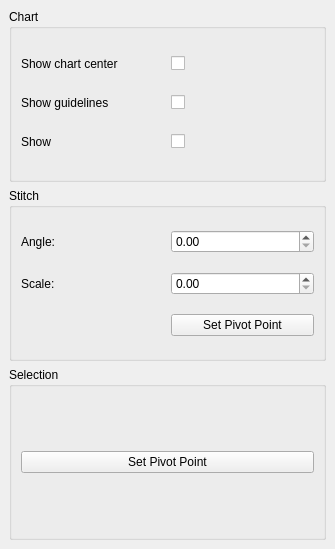
Above: src/propertiesdialog.ui from iPenguin/CrochetCharts before the change. Below: the same form after it.
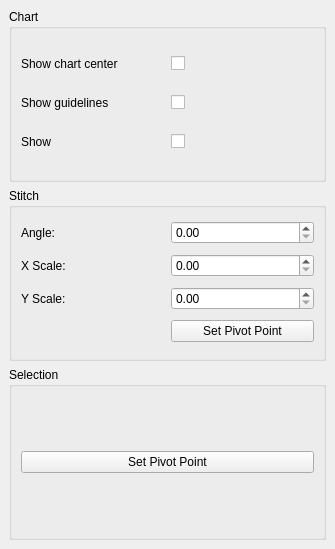
That is the form after the change.

The edit to the form file:
```diff
--- a/src/propertiesdialog.ui
+++ b/src/propertiesdialog.ui
@@ -85,20 +85,30 @@
        <item row="1" column="0">
         <widget class="QLabel" name="label_5">
          <property name="text">
-          <string>Scale:</string>
+          <string>X Scale:</string>
          </property>
         </widget>
        </item>
        <item row="1" column="1">
         <widget class="QDoubleSpinBox" name="doubleSpinBox_2"/>
        </item>
-       <item row="2" column="1">
+       <item row="3" column="1">
         <widget class="QPushButton" name="pushButton">
          <property name="text">
           <string>Set Pivot Point</string>
          </property>
         </widget>
        </item>
+       <item row="2" column="1">
+        <widget class="QDoubleSpinBox" name="scaleY"/>
+       </item>
+       <item row="2" column="0">
+        <widget class="QLabel" name="label_6">
+         <property name="text">
+          <string>Y Scale:</string>
+         </property>
+        </widget>
+       </item>
       </layout>
      </widget>
     </item>
```
Left out of the diff: 6 changed lines with no effect on the pictures.
